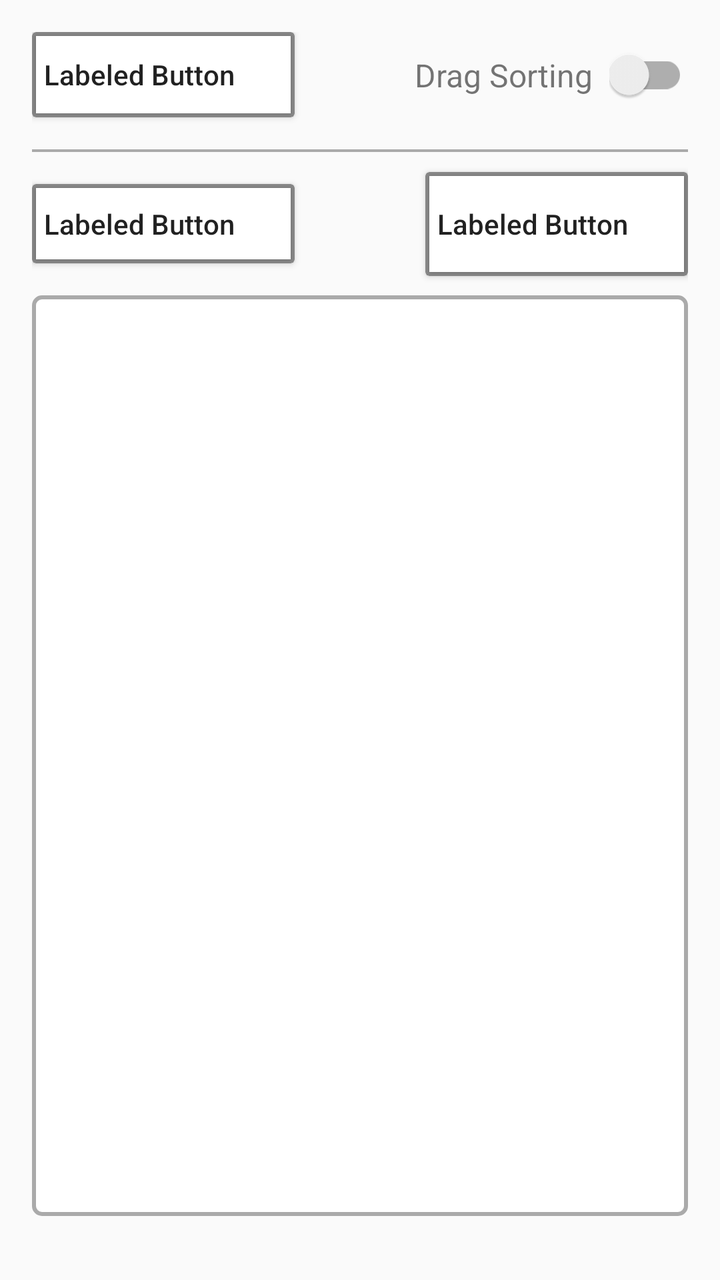
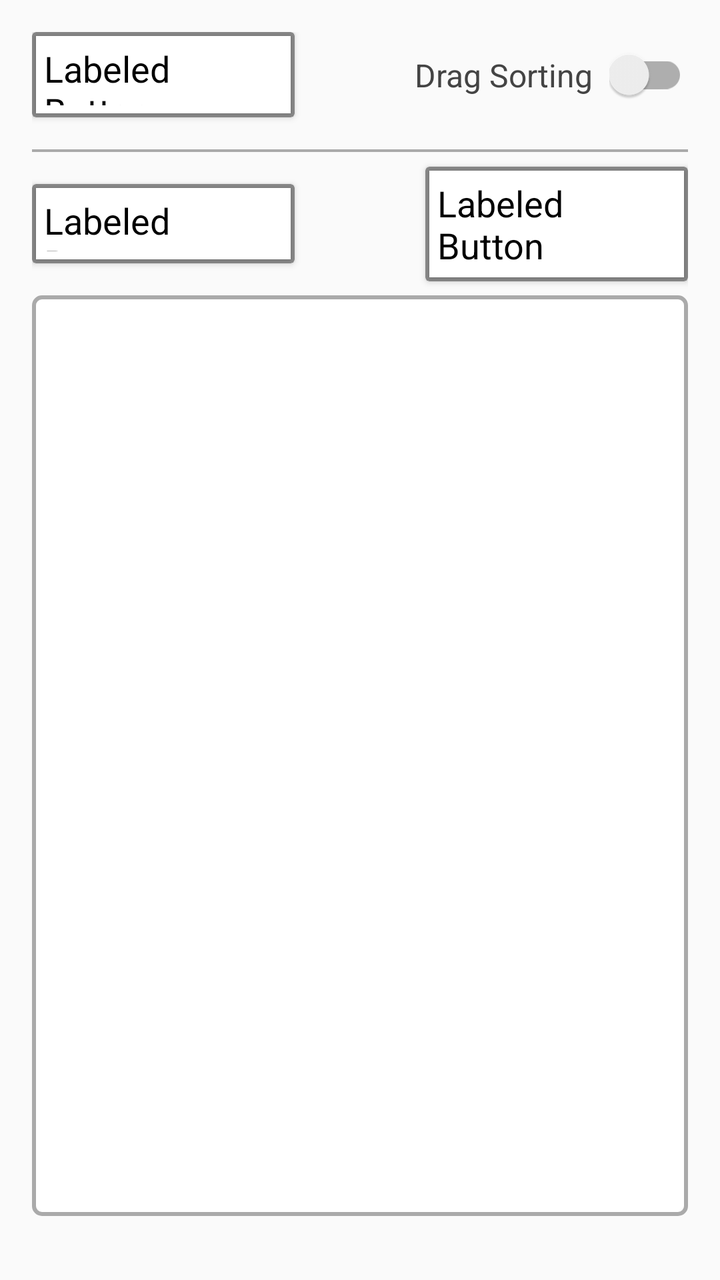

Compare the two renders of this Android layout. The source of the first and the diff that turns it into the second are given below.
<!-- AndroidManifest.xml: application theme Theme.PlainContainers -->
<!-- res/layout/activity_containers.xml -->
<?xml version="1.0" encoding="utf-8"?>
<androidx.constraintlayout.widget.ConstraintLayout
    xmlns:android="http://schemas.android.com/apk/res/android"
    xmlns:app="http://schemas.android.com/apk/res-auto"
    android:layout_width="match_parent"
    android:layout_height="match_parent"
    android:orientation="vertical"
    android:padding="@dimen/viewPadding"
    android:showDividers="middle"
    android:divider="@drawable/empty_divider">

    <androidx.constraintlayout.widget.Guideline
        android:id="@+id/guidelineVert1"
        android:layout_width="0dp"
        android:layout_height="wrap_content"
        android:orientation="vertical"
        app:layout_constraintGuide_percent="0.4"
    />

    <androidx.constraintlayout.widget.Guideline
        android:id="@+id/guidelineVert2"
        android:layout_width="0dp"
        android:layout_height="wrap_content"
        android:orientation="vertical"
        app:layout_constraintGuide_percent="0.6"
    />

    <androidx.constraintlayout.widget.Guideline
        android:id="@+id/guidelineHorz1"
        android:layout_width="wrap_content"
        android:layout_height="0dp"
        android:orientation="horizontal"
        app:layout_constraintGuide_percent="0.07"
    />

    <androidx.constraintlayout.widget.Guideline
        android:id="@+id/guidelineHorz2"
        android:layout_width="wrap_content"
        android:layout_height="0dp"
        android:orientation="horizontal"
        app:layout_constraintGuide_percent="0.19"
    />

    <include layout="@layout/component_button_icon_labeled"
        android:id="@+id/layoutSort"
        android:layout_width="0dp"
        android:layout_height="0dp"
        app:layout_constraintStart_toStartOf="parent"
        app:layout_constraintEnd_toStartOf="@id/guidelineVert1"
        app:layout_constraintTop_toTopOf="parent"
        app:layout_constraintBottom_toTopOf="@id/guidelineHorz1"
    />

    <TextView
        android:layout_width="wrap_content"
        android:layout_height="wrap_content"
        android:layout_marginEnd="8dp"
        android:text="@string/general_component_drag_sort"
        android:textSize="@dimen/fontSizeDefault"
        android:layout_toStartOf="@id/switchDrag"
        android:layout_centerVertical="true"
        app:layout_constraintEnd_toStartOf="@id/switchDrag"
        app:layout_constraintTop_toTopOf="@id/layoutSort"
        app:layout_constraintBottom_toBottomOf="@id/layoutSort"
        />

    <androidx.appcompat.widget.SwitchCompat
        android:id="@+id/switchDrag"
        android:layout_width="wrap_content"
        android:layout_height="wrap_content"
        android:gravity="center_vertical"
        android:saveEnabled="false"
        app:layout_constraintEnd_toEndOf="parent"
        app:layout_constraintTop_toTopOf="@id/layoutSort"
        app:layout_constraintBottom_toBottomOf="@id/layoutSort"
        />

    <View
        android:id="@+id/gap1"
        android:layout_width="wrap_content"
        android:layout_height="@dimen/horizontalBarHeight"
        android:layout_marginTop="@dimen/emptyDividerHeight"
        android:background="@color/lightgray"
        app:layout_constraintStart_toStartOf="parent"
        app:layout_constraintEnd_toEndOf="parent"
        app:layout_constraintTop_toBottomOf="@id/layoutSort"
    />

    <include layout="@layout/component_button_icon_labeled"
        android:id="@+id/layoutEdit"
        android:layout_width="0dp"
        android:layout_height="0dp"
        android:layout_marginTop="@dimen/emptyDividerHeight"
        app:layout_constraintStart_toStartOf="parent"
        app:layout_constraintBottom_toTopOf="@id/guidelineHorz2"
        app:layout_constraintEnd_toStartOf="@id/guidelineVert1"
        app:layout_constraintTop_toBottomOf="@id/gap1"
        />

    <include layout="@layout/component_button_icon_labeled"
        android:id="@+id/layoutAdd"
        android:layout_width="0dp"
        android:layout_height="wrap_content"
        android:layout_alignParentEnd="true"
        app:layout_constraintStart_toStartOf="@id/guidelineVert2"
        app:layout_constraintEnd_toEndOf="parent"
        app:layout_constraintTop_toTopOf="@id/layoutEdit"
        app:layout_constraintBottom_toBottomOf="@id/layoutEdit"
        />

    <androidx.recyclerview.widget.RecyclerView
        android:id="@+id/rcvContainers"
        android:layout_width="0dp"
        android:layout_height="0dp"
        android:layout_marginTop="@dimen/emptyDividerHeight"
        android:padding="8dp"
        android:clipToPadding="false"
        android:layout_marginBottom="16dp"
        android:background="@drawable/bg_outline_rounded"
        android:nestedScrollingEnabled="false"
        app:layout_constraintStart_toStartOf="parent"
        app:layout_constraintEnd_toEndOf="parent"
        app:layout_constraintTop_toBottomOf="@id/layoutEdit"
        app:layout_constraintBottom_toBottomOf="parent"
    />

</androidx.constraintlayout.widget.ConstraintLayout>
<!-- res/layout/component_button_icon_labeled.xml (included above) -->
<?xml version="1.0" encoding="utf-8"?>
<androidx.cardview.widget.CardView xmlns:android="http://schemas.android.com/apk/res/android"
    xmlns:app="http://schemas.android.com/apk/res-auto"
    android:id="@+id/cvBtnLabeled"
    android:layout_width="wrap_content"
    android:layout_height="wrap_content"
    app:cardCornerRadius="@dimen/cornerRadiusSmall"
    app:cardBackgroundColor="@color/border"
>
    <Button
        android:id="@+id/btnLabeled"
        android:layout_width="match_parent"
        android:layout_height="match_parent"
        android:layout_margin="@dimen/borderThicknessSmall"
        android:padding="@dimen/paddingButton"
        android:background="@color/backgroundDefault"
        android:drawablePadding="@dimen/paddingDrawable"
        android:text="Labeled Button"
        android:textSize="@dimen/fontSizeBtnLabeled"
        android:textAlignment="textStart"
        android:textAllCaps="false"
    />
</androidx.cardview.widget.CardView>
<!-- resources referenced by this layout -->
<resources>
  <color name="backgroundDefault">@color/white</color>
  <color name="border">@color/darkgray</color>
  <color name="lightgray">#AAA</color>
  <dimen name="borderThicknessSmall">2dp</dimen>
  <dimen name="cornerRadiusSmall">2dp</dimen>
  <dimen name="emptyDividerHeight">16dp</dimen>
  <dimen name="fontSizeDefault">16sp</dimen>
  <dimen name="horizontalBarHeight">4px</dimen>
  <dimen name="paddingButton">4dp</dimen>
  <dimen name="paddingDrawable">8dp</dimen>
  <dimen name="viewPadding">16dp</dimen>
  <!-- drawable bg_outline_rounded (drawable) -->
  <?xml version="1.0" encoding="utf-8"?>
  <shape xmlns:android="http://schemas.android.com/apk/res/android">
      <solid android:color="@color/backgroundDefault" />
      <stroke
          android:width="@dimen/bgBorderThickness"
          android:color="@color/backgroundHighlight"
      />
      <corners android:radius="@dimen/cornerRadiusDefault" />
  </shape>
  <!-- drawable empty_divider (drawable) -->
  <?xml version="1.0" encoding="utf-8"?>
  <shape xmlns:android="http://schemas.android.com/apk/res/android">
      <size
          android:width="0dp"
          android:height="@dimen/emptyDividerHeight" />
  </shape>
  <string name="general_component_drag_sort">Drag Sorting</string>
  <style name="Theme.PlainContainers" parent="Theme.AppCompat.Light.NoActionBar">
          <item name="android:windowTranslucentStatus">true</item>
      </style>
  <color name="white">#FFFFFFFF</color>
  <color name="darkgray">#888</color>
  <dimen name="bgBorderThickness">2dp</dimen>
  <color name="backgroundHighlight">@color/lightgray</color>
  <dimen name="cornerRadiusDefault">4dp</dimen>
</resources>

<!-- the commit's change to res/layout/activity_containers.xml (unified diff, before → after) -->
@@ -56,7 +56,7 @@
         android:layout_height="wrap_content"
         android:layout_marginEnd="8dp"
         android:text="@string/general_component_drag_sort"
-        android:textSize="@dimen/fontSizeDefault"
+        android:textAppearance="@style/Widget.PlainContainers.Text.Default"
         android:layout_toStartOf="@id/switchDrag"
         android:layout_centerVertical="true"
         app:layout_constraintEnd_toStartOf="@id/switchDrag"
@@ -144,8 +144,7 @@
         android:background="@color/backgroundDefault"
         android:drawablePadding="@dimen/paddingDrawable"
         android:text="Labeled Button"
-        android:textSize="@dimen/fontSizeBtnLabeled"
+        android:textAppearance="@style/Widget.PlainContainers.Text.Button.Labeled"
         android:textAlignment="textStart"
-        android:textAllCaps="false"
     />
 </androidx.cardview.widget.CardView>
<!-- resource entries referenced after the edit -->
@@ -7,6 +7,9 @@
   <dimen name="cornerRadiusSmall">2dp</dimen>
   <dimen name="emptyDividerHeight">16dp</dimen>
   <dimen name="fontSizeDefault">16sp</dimen>
+  <color name="textColorDefault">@color/dark_gray_darker</color>
+  <color name="black">#FF000000</color>
+  <color name="dark_gray_darker">#444</color>
   <dimen name="horizontalBarHeight">4px</dimen>
   <dimen name="paddingButton">4dp</dimen>
   <dimen name="paddingDrawable">8dp</dimen>
@@ -29,6 +32,15 @@
           android:height="@dimen/emptyDividerHeight" />
   </shape>
   <string name="general_component_drag_sort">Drag Sorting</string>
+  <style name="Widget.PlainContainers.Text.Button.Labeled" parent="Theme.PlainContainers">
+          <item name="android:textSize">@dimen/fontSizeBtnDefault</item>
+          <item name="android:textColor">@color/textColorButton</item>
+          <item name="textAllCaps">false</item>
+      </style>
+  <style name="Widget.PlainContainers.Text.Default" parent="Theme.PlainContainers">
+          <item name="android:textSize">@dimen/fontSizeDefault</item>
+          <item name="android:textColor">@color/textColorDefault</item>
+      </style>
   <style name="Theme.PlainContainers" parent="Theme.AppCompat.Light.NoActionBar">
           <item name="android:windowTranslucentStatus">true</item>
       </style>
@@ -37,5 +49,7 @@
   <dimen name="bgBorderThickness">2dp</dimen>
   <color name="backgroundHighlight">@color/lightgray</color>
   <dimen name="cornerRadiusDefault">4dp</dimen>
+  <dimen name="fontSizeBtnDefault">18sp</dimen>
+  <color name="textColorButton">@color/black</color>
 </resources>
 
